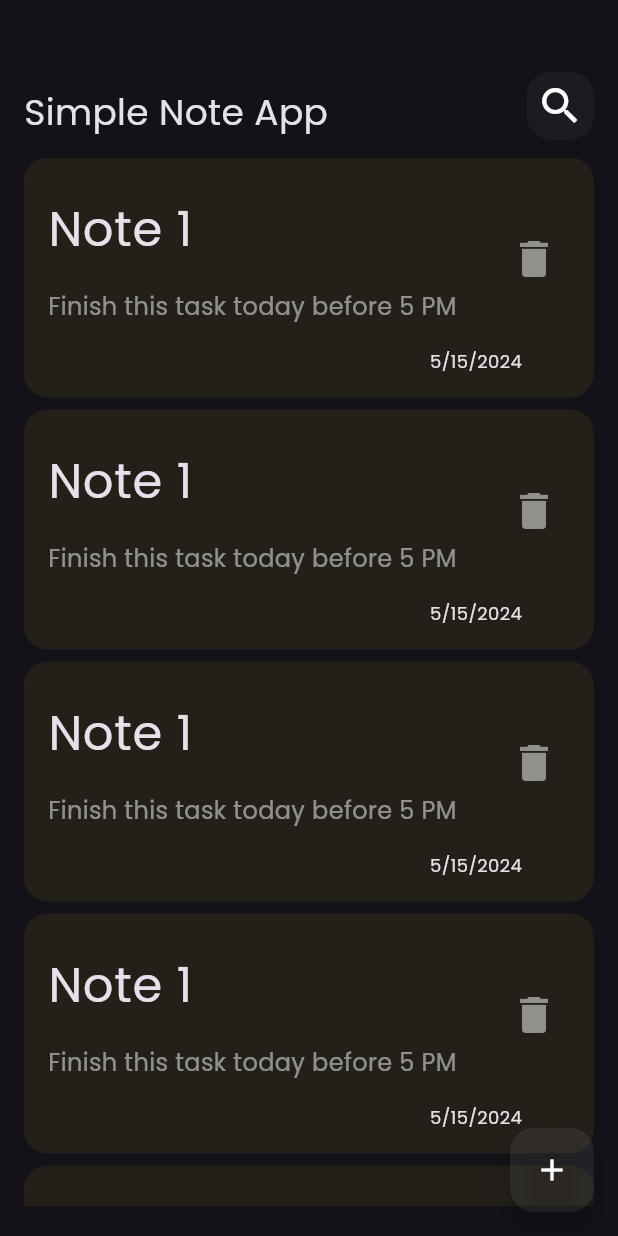
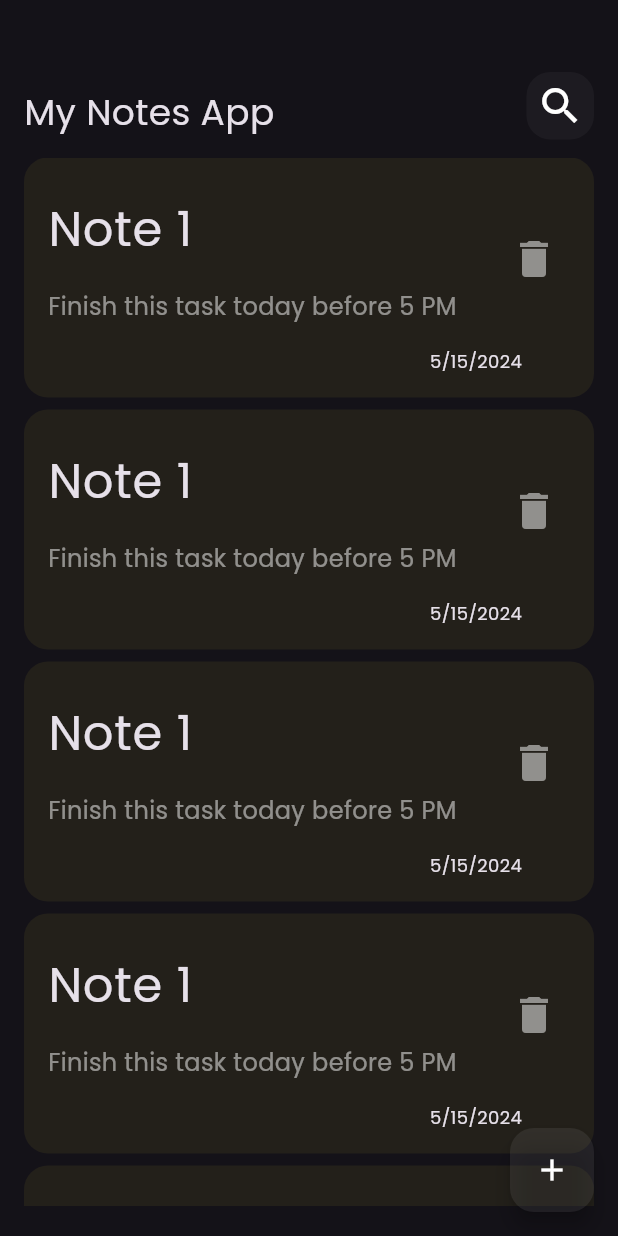
Before and after one commit to unityheroes/simple_note_app, a Flutter app: the screen it shows after launch, on a phone screen of 412 x 824 dp. Run offline on Flutter 3.47's test engine with Material 3 defaults, Android fonts, the phone set to English and light mode, and no system bars.

Commit message:
finish edit note ui

```diff
--- a/lib/widgets/custom_app_bar.dart
+++ b/lib/widgets/custom_app_bar.dart
@@ -1,20 +1,29 @@
 import 'package:flutter/material.dart';
+import 'package:flutter/widgets.dart';
 import 'package:simple_note_app/widgets/custom_search_icon.dart';
 
 class CustomAppBar extends StatelessWidget {
-  const CustomAppBar({super.key});
-
+  const CustomAppBar({super.key, required this.title, required this.icon});
+  final String title;
+  final IconData icon;
   @override
   Widget build(BuildContext context) {
-    return const Row(
-      children: [
-        Text(
-          "Simple Note App",
-          style: TextStyle(fontSize: 24),
-        ),
-        Spacer(),
-        CustomSearchIcon(),
-      ],
-    );
+    return Column(children: [
+      const SizedBox(
+        height: 32,
+      ),
+      Row(
+        children: [
+          Text(
+            title,
+            style: const TextStyle(fontSize: 24),
+          ),
+          const Spacer(),
+          CustomSearchIcon(
+            icon: icon,
+          ),
+        ],
+      ),
+    ]);
   }
 }
--- a/lib/widgets/custom_search_icon.dart
+++ b/lib/widgets/custom_search_icon.dart
@@ -1,8 +1,8 @@
 import 'package:flutter/material.dart';
 
 class CustomSearchIcon extends StatelessWidget {
-  const CustomSearchIcon({super.key});
-
+  const CustomSearchIcon({super.key, required this.icon});
+  final IconData icon;
   @override
   Widget build(BuildContext context) {
     return Container(
@@ -12,9 +12,9 @@ class CustomSearchIcon extends StatelessWidget {
       decoration: BoxDecoration(
           color: Colors.white.withAlpha(10),
           borderRadius: BorderRadius.circular(16)),
-      child: const Center(
+      child: Center(
           child: Icon(
-        Icons.search,
+        icon,
         size: 32,
       )),
     );
--- a/lib/widgets/edit_note_view_body.dart
+++ b/lib/widgets/edit_note_view_body.dart
@@ -1,10 +1,25 @@
 import 'package:flutter/material.dart';
+import 'package:simple_note_app/widgets/custom_app_bar.dart';
+import 'package:simple_note_app/widgets/custom_text_field.dart';
 
 class EditNoteViewBody extends StatelessWidget {
   const EditNoteViewBody({super.key});
 
   @override
   Widget build(BuildContext context) {
-    return Container();
+    return const Padding(
+      padding: EdgeInsets.all(16.0),
+      child: Column(children: [
+        CustomAppBar(
+          title: "Edit Node",
+          icon: Icons.check,
+        ),
+        CustomTextField(hintText: "Title Note"),
+        CustomTextField(
+          hintText: "Content",
+          maxlines: 5,
+        ),
+      ]),
+    );
   }
 }
--- a/lib/widgets/note_body_view.dart
+++ b/lib/widgets/note_body_view.dart
@@ -13,10 +13,10 @@ class NoteBodyView extends StatelessWidget {
       padding: EdgeInsets.all(16),
       child: Column(
         children: [
-          SizedBox(
-            height: 32,
+          CustomAppBar(
+            title: "My Notes App",
+            icon: Icons.search,
           ),
-          CustomAppBar(),
           Expanded(child: NoteListView()),
         ],
       ),
```
